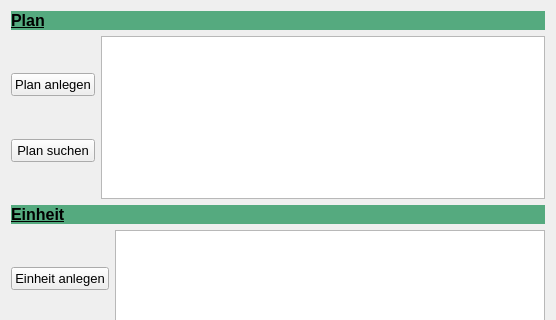
Qt form app/view/main_left_2.ui (UltimateCuB3R/DLMCSPSE01_D) before a commit; both pictures show x 0 to 556 and y 0 to 320 of the 556 by 987 pixel window.
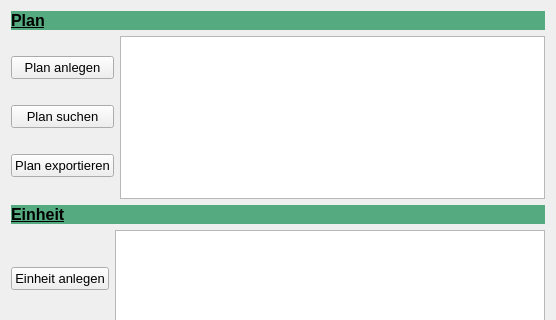
The same form after that commit.

Commit message: Sprint 5-5: implemented splitting of plan data that was retrieved top-down. implemented jinja2 to render a html template with plan data. implemented PDF creation of renderer html code. prepared button to directly access export view for a plan from the main screen. updated conda_env.yml to the current state of the conda environment. added materialize.min.css and .js to get easy html styling, but it is not working yet.

Patch:
```diff
--- a/app/view/main_left_2.ui
+++ b/app/view/main_left_2.ui
@@ -69,6 +69,18 @@
          </property>
         </widget>
        </item>
+       <item>
+        <widget class="QPushButton" name="pushButton_plan_export">
+         <property name="font">
+          <font>
+           <pointsize>10</pointsize>
+          </font>
+         </property>
+         <property name="text">
+          <string>Plan exportieren</string>
+         </property>
+        </widget>
+       </item>
       </layout>
      </item>
      <item>
```
The commit also changes 7 other files.
